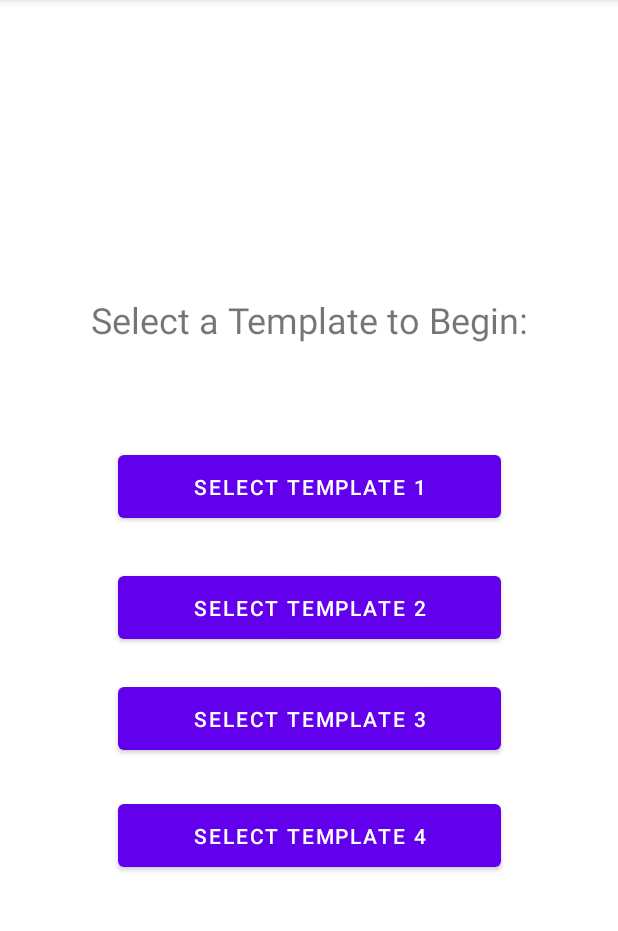
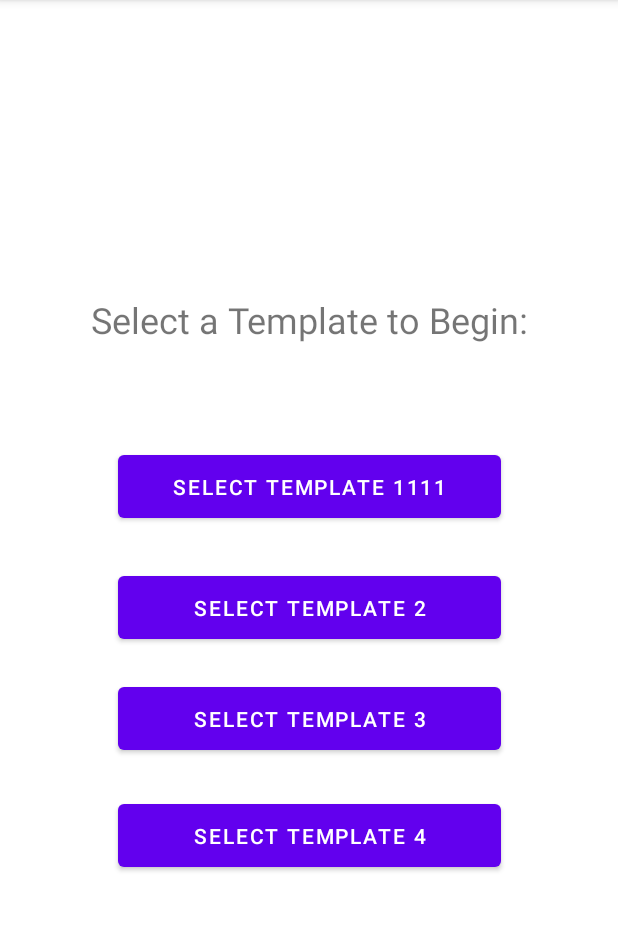
Before and after one commit to stevoh30/ComicStrip_Application, an Android app: the Activity_SelectTemplate screen opened directly, with no data from a screen before it, on a phone screen of 412 x 824 dp, the part 84-1015 px from its top. Run offline under Robolectric (Android 15) with nearby library versions, the phone set to English and light mode, and no system bars.

Commit message:
Update strings.xml
change the tittle for template 1111

```diff
--- a/app/src/main/res/values/strings.xml
+++ b/app/src/main/res/values/strings.xml
@@ -3,7 +3,7 @@
     <string name="create_a_comic_strip">Create A Comic Strip</string>
     <string name="close_application">Close Application</string>
     <string name="select_template_3">Select Template 3</string>
-    <string name="select_template_1">Select Template 1</string>
+    <string name="select_template_1">Select Template 1111</string>
     <string name="select_template_2">Select Template 2</string>
     <string name="select_template_4">Select Template 4</string>
     <string name="select_a_template_to_begin">Select a Template to Begin:</string>
```
